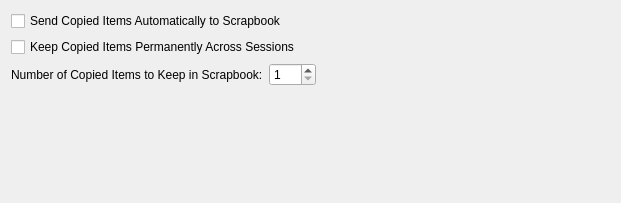
This is scribus/ui/tabscrapbook.ui in scribusproject/scribus as Qt 5 draws it before an edit. The edited form follows.
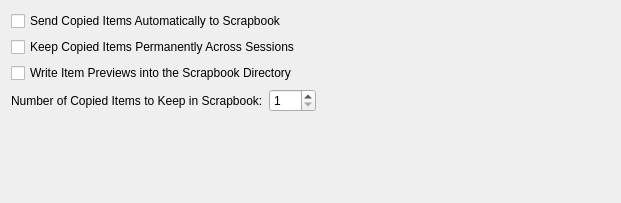
This is the edited form.

Commit message: Scrapbook: - Added an option in the Preferences to en/disable the saving of the previews. - Added the ability to drop any loadable vector file onto the scrapbook.

Diff of the .ui file:
```diff
--- a/scribus/ui/tabscrapbook.ui
+++ b/scribus/ui/tabscrapbook.ui
@@ -11,13 +11,7 @@
     <height>203</height>
    </rect>
   </property>
-  <layout class="QVBoxLayout" >
-   <property name="margin" >
-    <number>11</number>
-   </property>
-   <property name="spacing" >
-    <number>6</number>
-   </property>
+  <layout class="QVBoxLayout" name="verticalLayout">
    <item>
     <widget class="QCheckBox" name="useScrapBookasExtension" >
      <property name="toolTip" >
@@ -39,16 +33,23 @@
     </widget>
    </item>
    <item>
-    <layout class="QHBoxLayout" >
-     <property name="margin" >
-      <number>0</number>
+    <widget class="QCheckBox" name="writePreviews">
+     <property name="text">
+      <string>Write Item Previews into the Scrapbook Directory</string>
      </property>
-     <property name="spacing" >
+    </widget>
+   </item>
+   <item>
+    <layout class="QHBoxLayout">
+     <property name="spacing">
       <number>6</number>
      </property>
+     <property name="margin">
+      <number>0</number>
+     </property>
      <item>
-      <widget class="QLabel" name="textLabel2" >
-       <property name="toolTip" >
+      <widget class="QLabel" name="textLabel2">
+       <property name="toolTip">
         <string>The minimum number is 1; the maximum us 100.</string>
        </property>
        <property name="text" >
@@ -60,13 +61,13 @@
       </widget>
      </item>
      <item>
-      <widget class="QSpinBox" name="numScrapCopies" >
-       <property name="maximum" >
-        <number>100</number>
-       </property>
-       <property name="minimum" >
+      <widget class="QSpinBox" name="numScrapCopies">
+       <property name="minimum">
         <number>1</number>
        </property>
+       <property name="maximum">
+        <number>100</number>
+       </property>
       </widget>
      </item>
      <item>
@@ -105,7 +106,7 @@
    </item>
   </layout>
  </widget>
- <layoutdefault spacing="6" margin="11" />
+ <layoutdefault spacing="6" margin="11"/>
  <resources/>
  <connections/>
 </ui>
```
Left out of the diff: 37 changed lines with no effect on the pictures. The commit also changes 8 other files.
